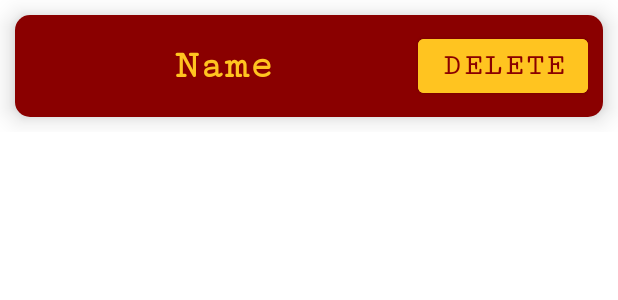
After one commit to Salisbury-University/creekwatchers, an Android app: the layout name_card.xml on its own in the app's theme, with its tools: preview values and no code run, on a phone screen of 412 x 824 dp. The commit adds this screen. Shown: the top 300 px of the screen. Run offline under Robolectric (Android 15) with nearby library versions, the light colour scheme and no system bars; Roboto replaces fonts that are not available here.

Commit message:
update UI

```diff
--- a/app/src/main/AndroidManifest.xml
+++ b/app/src/main/AndroidManifest.xml
@@ -10,12 +10,14 @@
         android:supportsRtl="true"
         android:theme="@style/Theme.WaterSurveyApp">
         <activity
+            android:name=".SelectName"
+            android:exported="false" />
+        <activity
             android:name=".HomePage"
             android:exported="false" />
         <activity
             android:name=".MainActivity"
             android:exported="true">
-
             <intent-filter>
                 <action android:name="android.intent.action.MAIN" />
 
--- /dev/null
+++ b/app/src/main/res/layout/name_card.xml
@@ -0,0 +1,58 @@
+<?xml version="1.0" encoding="utf-8"?>
+<RelativeLayout xmlns:android="http://schemas.android.com/apk/res/android"
+    xmlns:tools="http://schemas.android.com/tools"
+    android:layout_width="match_parent"
+    android:layout_height="match_parent"
+    xmlns:app="http://schemas.android.com/apk/res-auto">
+
+    <RelativeLayout
+        android:layout_width="wrap_content"
+        android:layout_height="wrap_content"
+        >
+
+        <androidx.cardview.widget.CardView
+            android:layout_width="match_parent"
+            android:layout_height="wrap_content"
+            android:layout_margin="10dp"
+            app:cardCornerRadius="10dp"
+            app:cardElevation="10dp">
+
+            <androidx.constraintlayout.widget.ConstraintLayout
+                android:layout_width="match_parent"
+                android:layout_height="wrap_content"
+                android:background="@color/maroon"
+                android:padding="10dp">
+
+                <TextView
+                    android:id="@+id/cardName"
+                    android:layout_width="wrap_content"
+                    android:layout_height="wrap_content"
+                    android:fontFamily="serif-monospace"
+                    android:text="Name"
+                    android:textColor="@color/gold"
+                    android:textFontWeight="1000"
+                    android:textSize="27sp"
+                    app:layout_constraintBottom_toBottomOf="parent"
+                    app:layout_constraintEnd_toStartOf="@+id/cardDelBtn"
+                    app:layout_constraintStart_toStartOf="parent"
+                    app:layout_constraintTop_toTopOf="parent">
+
+                </TextView>
+
+                <Button
+                    android:id="@+id/cardDelBtn"
+                    android:layout_width="wrap_content"
+                    android:layout_height="wrap_content"
+                    android:backgroundTint="@color/gold"
+                    android:fontFamily="serif-monospace"
+                    android:textColor="@color/maroon"
+                    android:textFontWeight="1000"
+                    android:textSize="20sp"
+                    app:layout_constraintBottom_toBottomOf="parent"
+                    app:layout_constraintEnd_toEndOf="parent"
+                    app:layout_constraintTop_toTopOf="parent"
+                    tools:text="Delete"></Button>
+            </androidx.constraintlayout.widget.ConstraintLayout>
+        </androidx.cardview.widget.CardView>
+    </RelativeLayout>
+</RelativeLayout>
```
Also changed, not shown: app/src/main/java/com/dylanlarrabee/watersurveyapp/MainActivity.java (+7 -4 lines), app/src/main/java/com/dylanlarrabee/watersurveyapp/SelectName.java (added, +14 -0 lines), app/src/main/res/layout/activity_select_name.xml (added, +9 -0 lines), app/src/main/res/layout/select_name_alert.xml (deleted, +0 -17 lines), app/src/main/res/layout/select_site_alert.xml (deleted, +0 -17 lines).
